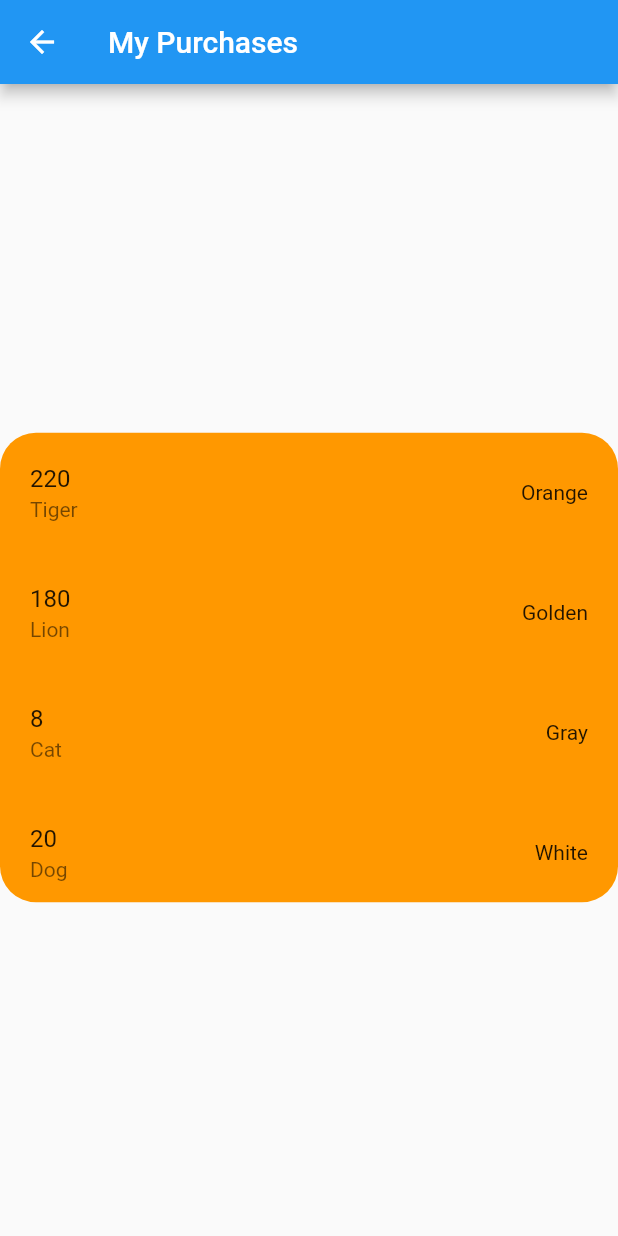
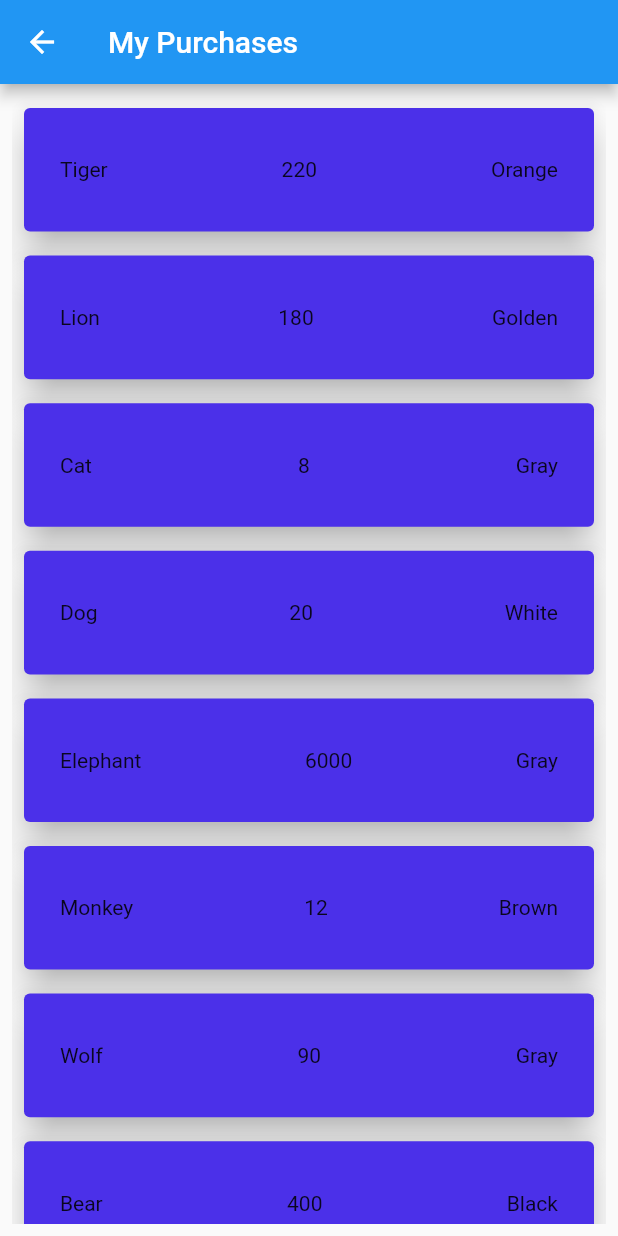
Before and after one commit to Seid-tech22/lesson_number_two, a Flutter app: the screen it shows after launch, after a tap on the "arrow forward ios" icon, on a phone screen of 412 x 824 dp. Run offline on Flutter 3.47's test engine with Material 2 defaults, Android fonts, the phone set to English and light mode, and no system bars.

Commit message:
Examples Card and Expanded widgets

```diff
--- a/lib/main.dart
+++ b/lib/main.dart
@@ -1,5 +1,6 @@
 import 'package:flutter/material.dart';
 import 'package:lesson_number_two/models/girls_list.dart';
+import 'package:lesson_number_two/screens/expanded_screen.dart';
 import 'package:lesson_number_two/screens/my_purchases_screen.dart';
 
 void main() {
@@ -69,12 +70,15 @@ class _MyHomePageState extends State<MyHomePage> {
       ),
       body: Column(
         children: [
-          const SizedBox(height: 10),
-          Container(
-            height: MediaQuery.of(context).size.height * 0.38,
-            width: MediaQuery.of(context).size.width,
-            decoration: BoxDecoration(
-                borderRadius: BorderRadius.circular(10), color: Colors.red),
+          Center(
+            child: TextButton(
+              onPressed: () => Navigator.push(
+                context,
+                MaterialPageRoute(
+                    builder: (context) => const ExpandedExampleScreen()),
+              ),
+              child: const Text('Move to another Page'),
+            ),
           ),
           Container(
             height: MediaQuery.of(context).size.height * 0.50,
--- a/lib/screens/my_purchases_screen.dart
+++ b/lib/screens/my_purchases_screen.dart
@@ -32,36 +32,44 @@ class _MyPurchasesScreenState extends State<MyPurchasesScreen> {
       appBar: AppBar(
         title: const Text('My Purchases'),
       ),
-      body: Column(
-        mainAxisAlignment: MainAxisAlignment.center,
-        children: [
-          const SizedBox(height: 10),
-          Container(
-            width: MediaQuery.of(context).size.width,
-            height: MediaQuery.of(context).size.height * 0.38,
-            decoration: BoxDecoration(
-              borderRadius: BorderRadius.circular(24),
-              color: Colors.orange,
-            ),
+      body: Padding(
+        padding: const EdgeInsets.all(8.0),
         child: ListView.builder(
           itemCount: animal.length,
           itemBuilder: (context, index) => Padding(
             padding: const EdgeInsets.all(4.0),
-                child: ListTile(
-                  title: Text(
+            child: Card(
+              elevation: 10,
+              color: const Color.fromARGB(255, 75, 48, 233),
+              child: SizedBox(
+                height: MediaQuery.of(context).size.height * 0.10,
+                width: MediaQuery.of(context).size.width,
+                child: Center(
+                  child: Padding(
+                    padding: const EdgeInsets.all(24.0),
+                    child: Row(
+                      mainAxisAlignment: MainAxisAlignment.spaceBetween,
+                      children: [
+                        Text(
+                          animal[index].name,
+                          textAlign: TextAlign.start,
+                        ),
+                        Text(
                           animal[index].weight,
+                          textAlign: TextAlign.center,
                         ),
-                  subtitle: Text(
-                    animal[index].name,
+                        Text(
+                          animal[index].color,
+                          textAlign: TextAlign.end,
                         ),
-                  trailing: Text(
-                    animal[index].color,
+                      ],
                     ),
                   ),
                 ),
               ),
             ),
-        ],
+          ),
+        ),
       ),
     );
   }
--- a/pubspec.yaml
+++ b/pubspec.yaml
@@ -20,7 +20,7 @@ publish_to: 'none' # Remove this line if you wish to publish to pub.dev
 version: 1.0.0+1
 
 environment:
-  sdk: '>=2.18.4 <3.0.0'
+  sdk: '>=2.17.6 <3.0.0'
 
 # Dependencies specify other packages that your package needs in order to work.
 # To automatically upgrade your package dependencies to the latest versions
```
Also changed, not shown: lib/screens/expanded_screen.dart (added, +45 -0 lines), pubspec.lock. Lines whose indentation alone changed are shown as unchanged.
